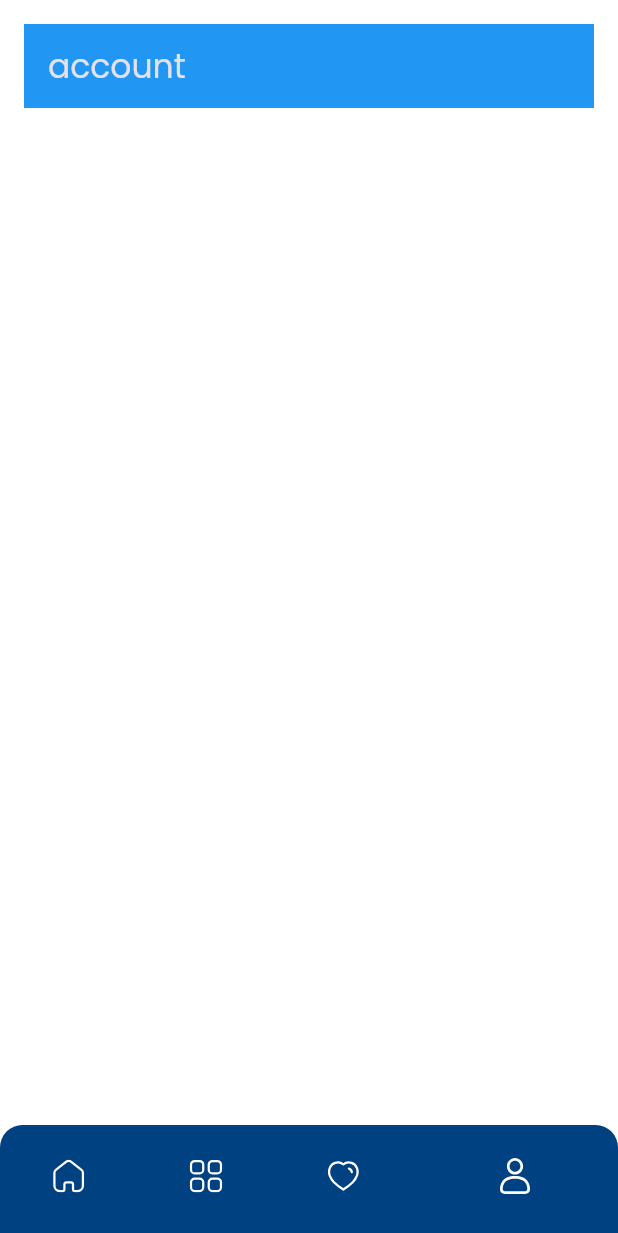
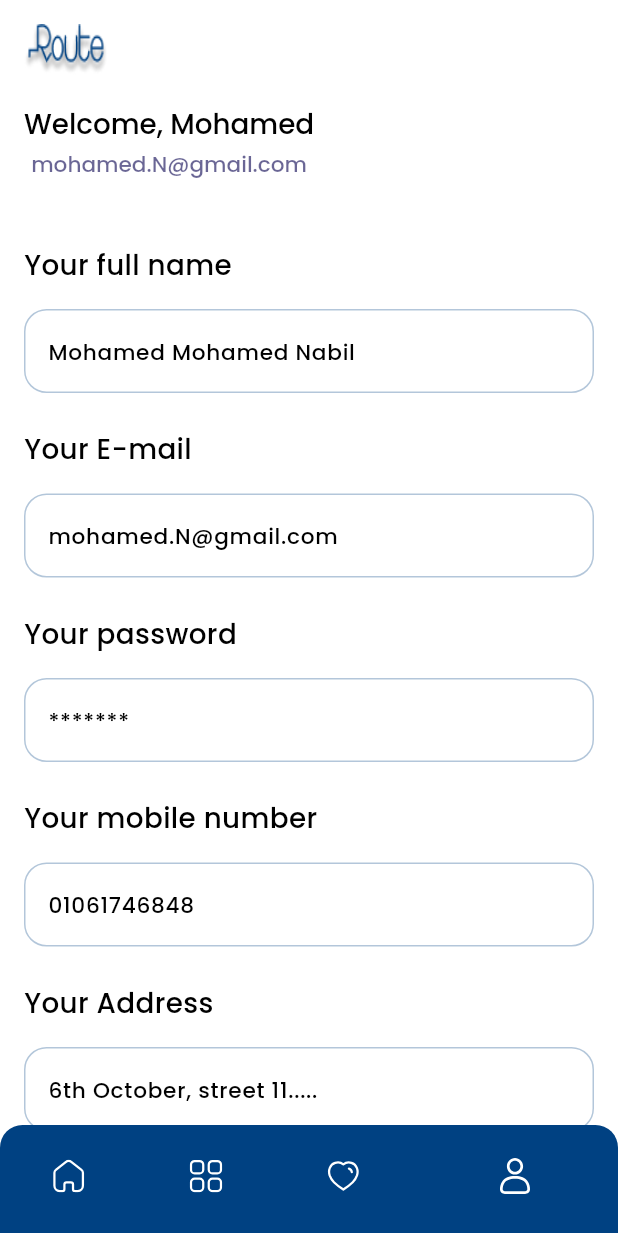
Before and after one commit to MahmoudElgaml/e-comarca, a Flutter app: the screen it shows after launch, item 4 of the bottom bar chosen, on a phone screen of 412 x 824 dp. Shown: the top 1233 px of the screen. Run offline on Flutter 3.47's test engine with Material 3 defaults, Android fonts, the phone set to English and light mode, and no system bars; our stand-ins replace animated_text_kit, bloc, dartz, device_preview, dio, expandable_page_view and 8 more; missing offline and left inert: dart:ffi; accounts and stored records are empty; generated files the repository leaves out were written again.

Commit message:
finish Account Screen UI

```diff
--- a/lib/features/account_feature/presentation/pages/account_view.dart
+++ b/lib/features/account_feature/presentation/pages/account_view.dart
@@ -1,13 +1,63 @@
+import 'package:e_comarce_clean/core/utils/app_style.dart';
+import 'package:e_comarce_clean/features/account_feature/presentation/widgets/custome_textfiled.dart';
+import 'package:e_comarce_clean/generated/assets.dart';
 import 'package:flutter/material.dart';
+import 'package:gap/gap.dart';
 
 class AccountView extends StatelessWidget {
   const AccountView({super.key});
 
   @override
   Widget build(BuildContext context) {
-    return  Scaffold(appBar: AppBar(
-      backgroundColor: Colors.blue,
-      title: const Text("account"),
-    ),);
+    return Scaffold(
+      appBar: AppBar(
+        surfaceTintColor: Colors.transparent,
+        leading: Image.asset(Assets.imagesLogo, fit: BoxFit.fill),
+        toolbarHeight: 35,
+      ),
+      body: CustomScrollView(
+        //crossAxisAlignment: CrossAxisAlignment.start,
+        slivers: [
+          const SliverToBoxAdapter(child: Gap(16)),
+          SliverAppBar(
+            surfaceTintColor: Colors.transparent,
+            pinned: true,
+            titleSpacing: 0,
+            title: Column(
+              children: [
+                Text(
+                  "Welcome, Mohamed",
+                  style: AppStyle.style18(context),
+                ),
+                const Gap(5),
+                Text(
+                  "mohamed.N@gmail.com",
+                  style: AppStyle.style14(context)
+                      .copyWith(color: const Color(0x9906004E)),
+                ),
+              ],
+            ),
+          ),
+          const SliverToBoxAdapter(child: Gap(40)),
+          const SliverFillRemaining(
+            hasScrollBody: false,
+            child: Column(
+              children: [
+                CustomTextFiled(
+                    title: "Your full name", hint: "Mohamed Mohamed Nabil"),
+                CustomTextFiled(
+                    title: "Your E-mail", hint: "mohamed.N@gmail.com"),
+                CustomTextFiled(title: "Your password", hint: "*******"),
+                CustomTextFiled(
+                    title: "Your mobile number", hint: "01061746848"),
+                CustomTextFiled(
+                    title: "Your Address", hint: "6th October, street 11....."),
+
+              ],
+            ),
+          )
+        ],
+      ),
+    );
   }
 }
--- /dev/null
+++ b/lib/features/account_feature/presentation/widgets/custome_textfiled.dart
@@ -0,0 +1,37 @@
+import 'package:e_comarce_clean/core/utils/app_style.dart';
+import 'package:flutter/material.dart';
+import 'package:gap/gap.dart';
+
+class CustomTextFiled extends StatelessWidget {
+  const CustomTextFiled({super.key, required this.title, required this.hint});
+
+  final String title;
+  final String hint;
+
+  @override
+  Widget build(BuildContext context) {
+    return Column(
+      crossAxisAlignment: CrossAxisAlignment.start,
+      children: [
+        Text(
+          title,
+          style: AppStyle.style18(context),
+        ),
+        const Gap(16),
+        TextField(
+          decoration: InputDecoration(
+              hintText: hint,
+              hintStyle: AppStyle.style14(context),
+              enabledBorder: OutlineInputBorder(
+                borderRadius: BorderRadius.circular(15),
+                borderSide: const BorderSide(
+                  width: 1,
+                  color: Color(0x4C004182),
+                ),
+              )),
+        ),
+        const Gap(24),
+      ],
+    );
+  }
+}
--- a/lib/features/wishlist_feature/presentation/pages/wichlist_view.dart
+++ b/lib/features/wishlist_feature/presentation/pages/wichlist_view.dart
@@ -11,7 +11,7 @@ class WichListView extends StatelessWidget {
     return Scaffold(
       body: Column(
         children: [
-          const CostumeApfpBar(),
+          const CostumeAppBar(),
           const Gap(24),
           Expanded(
             child: ListView.separated(
```
